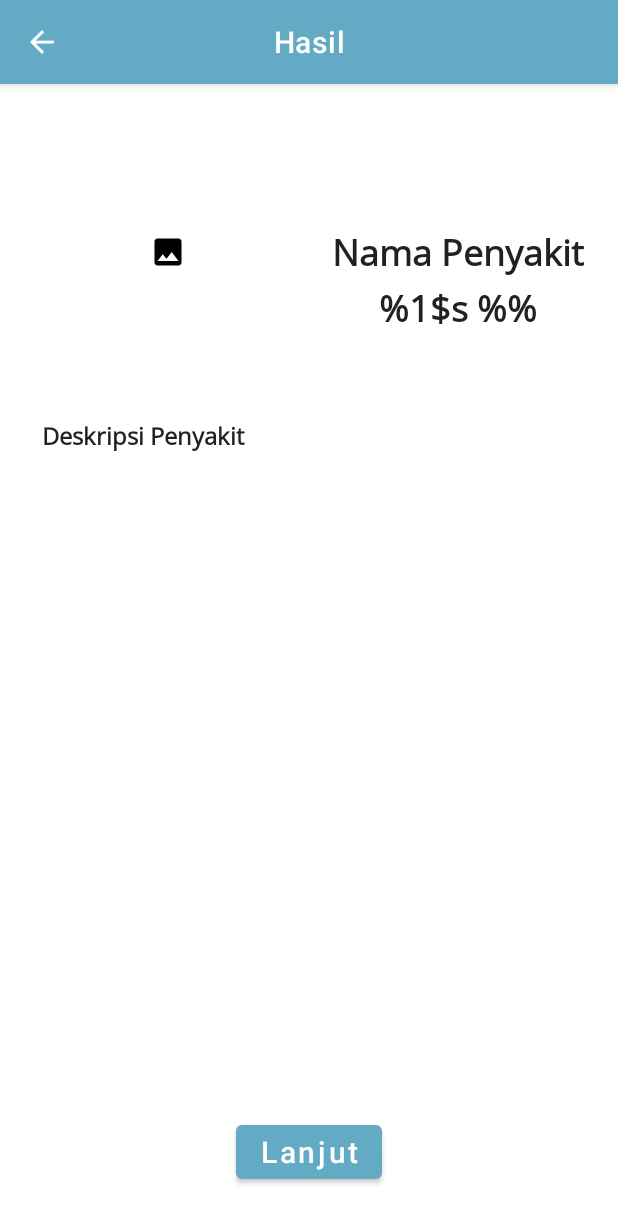
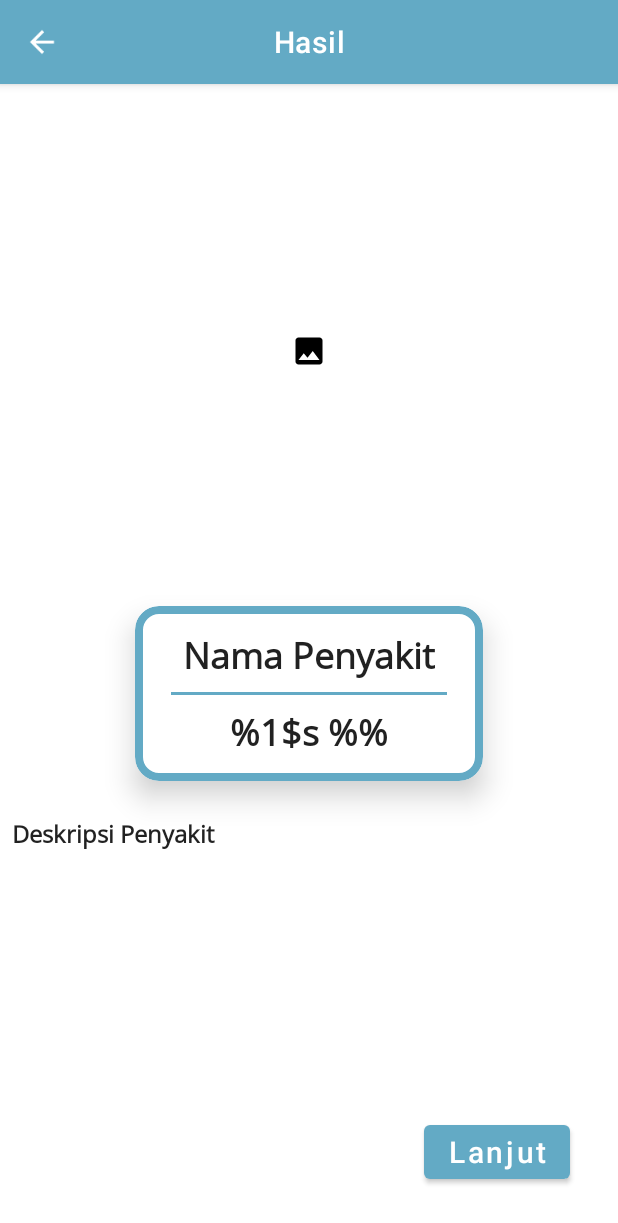
Before and after one commit to Chndr-3/Capstone-Project-Mobile-Development-Repository, an Android app: the ResultActivity screen opened directly, with no data from a screen before it, on a phone screen of 412 x 824 dp. Shown: the top 1223 px of the screen. Run offline under Robolectric (Android 15) with nearby library versions, the phone set to English and light mode, and no system bars; pictures from the network do not load; Roboto replaces fonts that are not available here; 4 statements that could not run were skipped.

```diff
--- a/app/src/main/java/com/bangkit/skutapplication/api/ApiService.kt
+++ b/app/src/main/java/com/bangkit/skutapplication/api/ApiService.kt
@@ -15,11 +15,6 @@ import retrofit2.Call
 import retrofit2.http.*
 
 interface ApiService {
-    @POST("v1/register")
-    fun registerUser(
-
-    )
-
     @POST("upload")
     fun uploadImage(
         @Header("Authorization") token: String,
--- a/app/src/main/java/com/bangkit/skutapplication/view/camera/CameraFragment.kt
+++ b/app/src/main/java/com/bangkit/skutapplication/view/camera/CameraFragment.kt
@@ -12,6 +12,7 @@ import android.os.Bundle
 import android.util.Log
 import android.view.*
 import android.widget.Button
+import android.widget.ImageView
 import android.widget.TextView
 import android.widget.Toast
 import androidx.activity.result.contract.ActivityResultContracts
@@ -226,7 +227,7 @@ class CameraFragment : Fragment() {
 
 //        val tvTitle: TextView = view.findViewById(R.id.tvTitle) // Get reference of your XML views
 
-        val btnClose: Button = view.findViewById(R.id.btnClose)
+        val btnClose: ImageView = view.findViewById(R.id.btnClose)
 
         btnClose.setOnClickListener {
             dialog?.dismiss()
--- a/app/src/main/java/com/bangkit/skutapplication/view/main/MainViewModel.kt
+++ b/app/src/main/java/com/bangkit/skutapplication/view/main/MainViewModel.kt
@@ -39,6 +39,7 @@ class MainViewModel(private val pref: UserPreference) :ViewModel() {
 //
                 } else {
                     _isSuccess.value = false
+                    Log.d("masuk sini", "yahahahha")
                 }
             }
 
--- a/app/src/main/res/layout/activity_login.xml
+++ b/app/src/main/res/layout/activity_login.xml
@@ -95,7 +95,7 @@
 
     <TextView
         android:id="@+id/tvRegister"
-        style="@style/TextContent.Medium"
+        style="@style/TextContent.small"
         android:layout_marginTop="32dp"
         android:text="@string/does_not_have_an_account"
         android:textColor="?android:textColorPrimary"
@@ -108,9 +108,10 @@
         android:layout_height="wrap_content"
         android:background="@android:color/transparent"
         android:text="@string/register"
+        android:textAlignment="viewStart"
         android:textAllCaps="false"
         android:textColor="@color/blue"
-        android:textSize="20sp"
+        android:textSize="16sp"
         app:layout_constraintBottom_toBottomOf="@+id/tvRegister"
         app:layout_constraintStart_toEndOf="@+id/tvRegister"
         app:layout_constraintTop_toTopOf="@+id/tvRegister" />
--- a/app/src/main/res/layout/activity_result.xml
+++ b/app/src/main/res/layout/activity_result.xml
@@ -2,6 +2,7 @@
 <androidx.constraintlayout.widget.ConstraintLayout xmlns:android="http://schemas.android.com/apk/res/android"
     xmlns:app="http://schemas.android.com/apk/res-auto"
     xmlns:tools="http://schemas.android.com/tools"
+    xmlns:card_view="http://schemas.android.com/apk/res-auto"
     android:layout_width="match_parent"
     android:layout_height="match_parent"
     tools:context=".view.result.ResultActivity">
@@ -25,70 +26,109 @@
 
     <ImageView
         android:id="@+id/imgPreview"
-        android:layout_width="175dp"
-        android:layout_height="wrap_content"
+        android:layout_width="0dp"
+        android:layout_height="0dp"
         android:layout_marginStart="24dp"
         android:layout_marginTop="24dp"
+        android:layout_marginEnd="24dp"
+        android:layout_marginBottom="24dp"
         android:adjustViewBounds="true"
         android:contentDescription="@string/image_preview"
         android:scaleType="centerInside"
+        app:layout_constraintBottom_toTopOf="@+id/guideline5"
+        app:layout_constraintEnd_toEndOf="parent"
         app:layout_constraintStart_toStartOf="parent"
         app:layout_constraintTop_toBottomOf="@+id/appbar"
         app:srcCompat="@drawable/ic_place_holder" />
 
+    <com.google.android.material.card.MaterialCardView
+        android:id="@+id/cvResult"
+        android:layout_width="wrap_content"
+        android:layout_height="wrap_content"
+        android:layout_marginTop="16dp"
+        app:strokeColor="#63AAC5"
+        app:strokeWidth="5dp"
+        card_view:cardCornerRadius="16dp"
+        card_view:cardElevation="12dp"
+        app:layout_constraintEnd_toEndOf="parent"
+        app:layout_constraintStart_toStartOf="parent"
+        app:layout_constraintTop_toBottomOf="@+id/imgPreview">
+
+        <androidx.constraintlayout.widget.ConstraintLayout
+            android:layout_width="match_parent"
+            android:layout_height="match_parent">
 
             <TextView
                 android:id="@+id/tvResultName"
                 style="@style/TextContent.Bold.Big.Center"
-        android:layout_marginStart="8dp"
-        android:layout_marginEnd="8dp"
+                android:layout_width="wrap_content"
+                android:layout_marginStart="32dp"
+                android:layout_marginTop="16dp"
+                android:layout_marginEnd="32dp"
                 android:text="@string/disease_name"
                 android:textColor="?android:textColorPrimary"
-        app:layout_constraintBottom_toBottomOf="@+id/imgPreview"
                 app:layout_constraintEnd_toEndOf="parent"
-        app:layout_constraintStart_toEndOf="@+id/imgPreview"
-        app:layout_constraintTop_toTopOf="@+id/imgPreview" />
+                app:layout_constraintStart_toStartOf="parent"
+                app:layout_constraintTop_toTopOf="parent" />
 
-    <TextView
-        android:id="@+id/tvPercentage"
-        style="@style/TextContent.Bold.Big.Center"
-        android:layout_marginTop="4dp"
-        android:text="@string/percentage"
-        android:textColor="?android:textColorPrimary"
+            <View
+                android:id="@+id/viewLine"
+                android:layout_width="0dp"
+                android:layout_height="2dp"
+                android:layout_marginStart="-8dp"
+                android:layout_marginTop="8dp"
+                android:layout_marginEnd="-8dp"
+                android:background="#63AAC5"
                 app:layout_constraintEnd_toEndOf="@+id/tvResultName"
                 app:layout_constraintStart_toStartOf="@+id/tvResultName"
                 app:layout_constraintTop_toBottomOf="@+id/tvResultName" />
 
             <TextView
+                android:id="@+id/tvPercentage"
+                style="@style/TextContent.Bold.Big.Center"
+                android:layout_width="wrap_content"
+                android:layout_below="@+id/tvResultName"
+                android:layout_marginTop="8dp"
+                android:layout_marginBottom="16dp"
+                android:text="@string/percentage"
+                android:textColor="?android:textColorPrimary"
+                app:layout_constraintBottom_toBottomOf="parent"
+                app:layout_constraintEnd_toEndOf="@+id/tvResultName"
+                app:layout_constraintStart_toStartOf="@+id/tvResultName"
+                app:layout_constraintTop_toBottomOf="@+id/viewLine" />
+        </androidx.constraintlayout.widget.ConstraintLayout>
+    </com.google.android.material.card.MaterialCardView>
+
+    <TextView
         android:id="@+id/tvResult"
         style="@style/TextContent.Bold.small"
-        android:layout_marginStart="4dp"
+        android:layout_marginStart="8dp"
         android:layout_marginTop="24dp"
-        android:layout_marginEnd="4dp"
+        android:layout_marginEnd="8dp"
         android:text="@string/disease_description"
         android:textColor="?android:textColorPrimary"
-        app:layout_constraintEnd_toEndOf="@+id/tvResultName"
-        app:layout_constraintStart_toStartOf="@+id/imgPreview"
-        app:layout_constraintTop_toBottomOf="@+id/imgPreview" />
+        app:layout_constraintEnd_toEndOf="parent"
+        app:layout_constraintStart_toStartOf="parent"
+        app:layout_constraintTop_toBottomOf="@+id/cvResult" />
 
     <Button
         android:id="@+id/nextButton"
         android:layout_width="wrap_content"
         android:layout_height="wrap_content"
+        android:layout_marginEnd="32dp"
         android:layout_marginBottom="32dp"
         android:text="@string/next"
         android:textAllCaps="false"
         android:textColor="#FFFFFF"
         android:textSize="20sp"
         app:layout_constraintBottom_toBottomOf="parent"
-        app:layout_constraintEnd_toEndOf="parent"
-        app:layout_constraintStart_toStartOf="parent" />
+        app:layout_constraintEnd_toEndOf="parent" />
 
     <androidx.constraintlayout.widget.Guideline
         android:id="@+id/guideline5"
         android:layout_width="wrap_content"
         android:layout_height="wrap_content"
         android:orientation="horizontal"
-        app:layout_constraintGuide_percent="0.42" />
+        app:layout_constraintGuide_percent="0.5" />
 
 </androidx.constraintlayout.widget.ConstraintLayout>
--- a/app/src/main/res/layout/activity_solution.xml
+++ b/app/src/main/res/layout/activity_solution.xml
@@ -28,9 +28,9 @@
         style="@style/TextContent.Bold.Medium"
         android:layout_width="0dp"
         android:layout_height="wrap_content"
-        android:layout_marginStart="8dp"
+        android:layout_marginStart="16dp"
         android:layout_marginTop="8dp"
-        android:layout_marginEnd="8dp"
+        android:layout_marginEnd="16dp"
         android:text="@string/solution_text"
         android:textColor="?android:textColorPrimary"
         app:layout_constraintEnd_toEndOf="parent"
@@ -51,7 +51,9 @@
         android:id="@+id/rvProduct"
         android:layout_width="0dp"
         android:layout_height="0dp"
+        android:layout_marginStart="8dp"
         android:layout_marginTop="8dp"
+        android:layout_marginEnd="8dp"
         app:layout_constraintBottom_toBottomOf="parent"
         app:layout_constraintEnd_toEndOf="parent"
         app:layout_constraintStart_toStartOf="parent"
```
Also changed, not shown: app/src/main/java/com/bangkit/skutapplication/view/confirm/ConfirmActivity.kt (+20 -5 lines), app/src/main/java/com/bangkit/skutapplication/view/profile/ProfileFragment.kt (+13 -6 lines), app/src/main/java/com/bangkit/skutapplication/view/result/ResultActivity.kt (+8 -1 lines), app/src/main/res/layout/popup_layout.xml (+16 -26 lines). Lines whose indentation alone changed are shown as unchanged.
